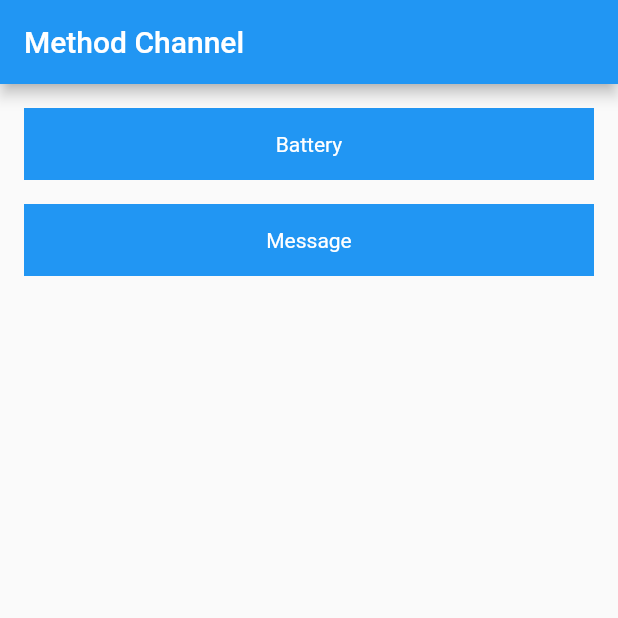
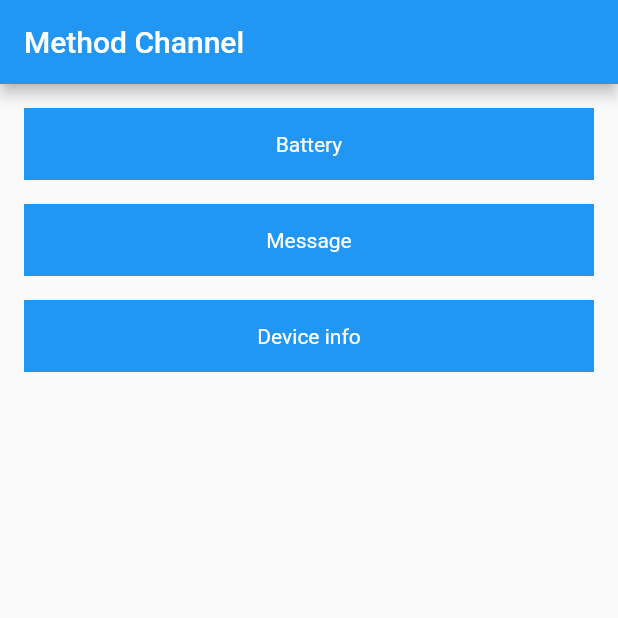
Before and after one commit to SuganyaRajendran0207/flutter_method_channel, a Flutter app: the screen it shows after launch, on a phone screen of 412 x 824 dp, the top half of it. Run offline on Flutter 3.47's test engine with Material 2 defaults, Android fonts, the phone set to English and light mode, and no system bars.

Commit message:
# device id from native android

```diff
--- a/lib/screens/home.dart
+++ b/lib/screens/home.dart
@@ -1,19 +1,25 @@
+import 'dart:io';
+
 import 'package:flutter/material.dart';
 import 'package:flutter_method_channel/screens/battery.dart';
+import 'package:flutter_method_channel/screens/device_info.dart';
 import 'package:flutter_method_channel/screens/message.dart';
 
-class HomeScreen extends StatelessWidget{
+class HomeScreen extends StatelessWidget {
   @override
   Widget build(BuildContext context) {
     return Scaffold(
-      appBar: AppBar(title: const Text('Method Channel'),),
+      appBar: AppBar(
+        title: const Text('Method Channel'),
+      ),
       body: ListView(
         padding: const EdgeInsets.all(16.0),
         shrinkWrap: true,
         children: [
           InkWell(
-            onTap: (){
-              Navigator.push(context, MaterialPageRoute(builder: (BuildContext context){
+            onTap: () {
+              Navigator.push(context,
+                  MaterialPageRoute(builder: (BuildContext context) {
                 return const BatteryPage(title: 'Battery level');
               }));
             },
@@ -22,13 +28,19 @@ class HomeScreen extends StatelessWidget{
               width: MediaQuery.of(context).size.width,
               alignment: Alignment.center,
               padding: const EdgeInsets.all(16),
-              child: const Text('Battery', style: TextStyle(color: Colors.white),),
+              child: const Text(
+                'Battery',
+                style: TextStyle(color: Colors.white),
+              ),
             ),
           ),
-          const SizedBox(height: 16,),
+          const SizedBox(
+            height: 16,
+          ),
           InkWell(
-            onTap: (){
-              Navigator.push(context, MaterialPageRoute(builder: (BuildContext context){
+            onTap: () {
+              Navigator.push(context,
+                  MaterialPageRoute(builder: (BuildContext context) {
                 return Message();
               }));
             },
@@ -37,9 +49,37 @@ class HomeScreen extends StatelessWidget{
               width: MediaQuery.of(context).size.width,
               alignment: Alignment.center,
               padding: const EdgeInsets.all(16),
-              child: const Text('Message', style: TextStyle(color: Colors.white),),
+              child: const Text(
+                'Message',
+                style: TextStyle(color: Colors.white),
+              ),
             ),
-          )
+          ),
+          if (Platform.isAndroid)
+            const SizedBox(
+              height: 16,
+            ),
+          if (Platform.isAndroid)
+            InkWell(
+              onTap: () {
+                Navigator.push(context,
+                    MaterialPageRoute(builder: (BuildContext context) {
+                  return const DeviceInfoPage(
+                    title: 'Device Info',
+                  );
+                }));
+              },
+              child: Container(
+                color: Colors.blue,
+                width: MediaQuery.of(context).size.width,
+                alignment: Alignment.center,
+                padding: const EdgeInsets.all(16),
+                child: const Text(
+                  'Device info',
+                  style: TextStyle(color: Colors.white),
+                ),
+              ),
+            )
         ],
       ),
     );
```
Also changed, not shown: lib/screens/device_info.dart (added, +68 -0 lines), pubspec.lock, 2 other files.
